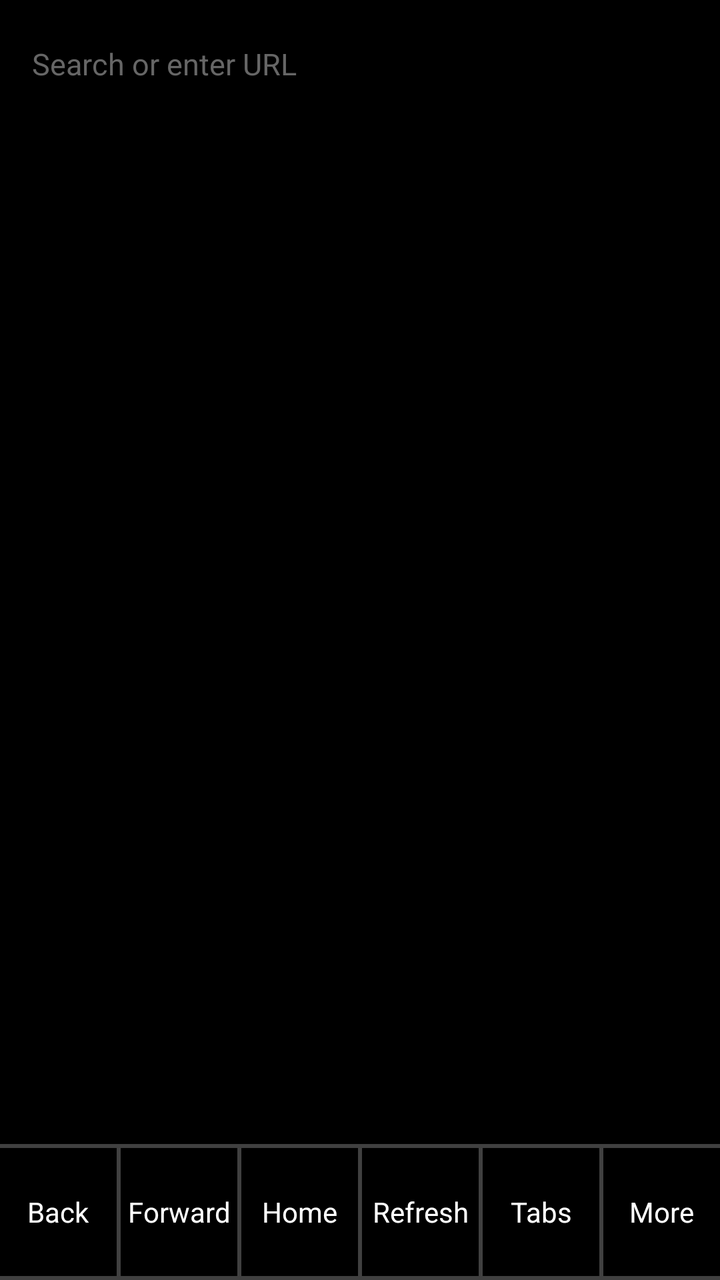
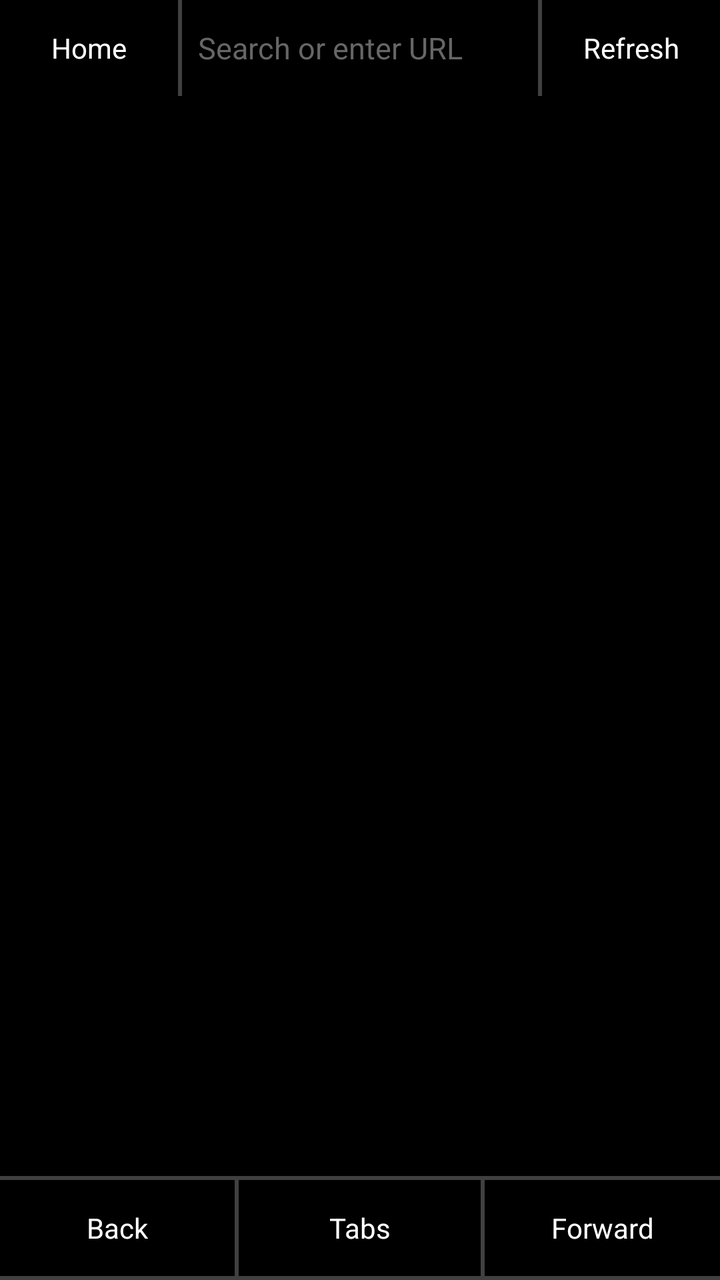

Compare the two renders of this Android layout. The source of the first and the diff that turns it into the second are given below.
<!-- AndroidManifest.xml: application theme Theme.ITNSecureBrowser -->
<!-- res/layout/activity_main.xml -->
<?xml version="1.0" encoding="utf-8"?>
<LinearLayout xmlns:android="http://schemas.android.com/apk/res/android"
    android:layout_width="match_parent"
    android:layout_height="match_parent"
    android:orientation="vertical"
    android:background="@color/bg">

    <EditText
        android:id="@+id/urlBar"
        android:layout_width="match_parent"
        android:layout_height="@dimen/row_height"
        android:background="@android:color/transparent"
        android:hint="@string/hint_search"
        android:textColorHint="@color/text_hint"
        android:textColor="@color/text_primary"
        android:textSize="15sp"
        android:singleLine="true"
        android:imeOptions="actionGo"
        android:inputType="textUri"
        android:paddingHorizontal="@dimen/padding" />

    <ProgressBar
        android:id="@+id/progressBar"
        style="?android:attr/progressBarStyleHorizontal"
        android:layout_width="match_parent"
        android:layout_height="@dimen/divider"
        android:max="100"
        android:visibility="gone" />

    <FrameLayout
        android:id="@+id/webViewContainer"
        android:layout_width="match_parent"
        android:layout_height="0dp"
        android:layout_weight="1" />

    <View
        android:layout_width="match_parent"
        android:layout_height="@dimen/divider"
        android:background="@drawable/divider_horizontal" />

    <LinearLayout
        android:layout_width="match_parent"
        android:layout_height="@dimen/row_height"
        android:orientation="horizontal"
        android:gravity="center">

        <TextView
            android:id="@+id/btnBack"
            android:layout_width="0dp"
            android:layout_height="match_parent"
            android:layout_weight="1"
            android:gravity="center"
            android:text="Back"
            android:textColor="@color/text_primary"
            android:textSize="14sp"
            android:background="?android:attr/selectableItemBackground" />

        <View
            android:layout_width="@dimen/divider"
            android:layout_height="match_parent"
            android:background="@drawable/divider_vertical" />

        <TextView
            android:id="@+id/btnForward"
            android:layout_width="0dp"
            android:layout_height="match_parent"
            android:layout_weight="1"
            android:gravity="center"
            android:text="Forward"
            android:textColor="@color/text_primary"
            android:textSize="14sp"
            android:background="?android:attr/selectableItemBackground" />

        <View
            android:layout_width="@dimen/divider"
            android:layout_height="match_parent"
            android:background="@drawable/divider_vertical" />

        <TextView
            android:id="@+id/btnHome"
            android:layout_width="0dp"
            android:layout_height="match_parent"
            android:layout_weight="1"
            android:gravity="center"
            android:text="Home"
            android:textColor="@color/text_primary"
            android:textSize="14sp"
            android:background="?android:attr/selectableItemBackground" />

        <View
            android:layout_width="@dimen/divider"
            android:layout_height="match_parent"
            android:background="@drawable/divider_vertical" />

        <TextView
            android:id="@+id/btnRefreshStop"
            android:layout_width="0dp"
            android:layout_height="match_parent"
            android:layout_weight="1"
            android:gravity="center"
            android:text="Refresh"
            android:textColor="@color/text_primary"
            android:textSize="14sp"
            android:background="?android:attr/selectableItemBackground" />

        <View
            android:layout_width="@dimen/divider"
            android:layout_height="match_parent"
            android:background="@drawable/divider_vertical" />

        <TextView
            android:id="@+id/btnTabs"
            android:layout_width="0dp"
            android:layout_height="match_parent"
            android:layout_weight="1"
            android:gravity="center"
            android:text="Tabs"
            android:textColor="@color/text_primary"
            android:textSize="14sp"
            android:background="?android:attr/selectableItemBackground" />

        <View
            android:layout_width="@dimen/divider"
            android:layout_height="match_parent"
            android:background="@drawable/divider_vertical" />

        <TextView
            android:id="@+id/btnMore"
            android:layout_width="0dp"
            android:layout_height="match_parent"
            android:layout_weight="1"
            android:gravity="center"
            android:text="More"
            android:textColor="@color/text_primary"
            android:textSize="14sp"
            android:background="?android:attr/selectableItemBackground" />
    </LinearLayout>

    <View
        android:layout_width="match_parent"
        android:layout_height="@dimen/divider"
        android:background="@drawable/divider_horizontal" />
</LinearLayout>
<!-- resources referenced by this layout -->
<resources>
  <color name="bg">@android:color/black</color>
  <color name="text_hint">#FF666666</color>
  <color name="text_primary">@android:color/white</color>
  <dimen name="divider">2dp</dimen>
  <dimen name="padding">16dp</dimen>
  <dimen name="row_height">64dp</dimen>
  <!-- drawable divider_horizontal (drawable) -->
  <?xml version="1.0" encoding="utf-8"?>
  <shape xmlns:android="http://schemas.android.com/apk/res/android"
      android:shape="rectangle">
      <solid android:color="@color/divider" />
      <size android:height="@dimen/divider" />
  </shape>
  <!-- drawable divider_vertical (drawable) -->
  <?xml version="1.0" encoding="utf-8"?>
  <shape xmlns:android="http://schemas.android.com/apk/res/android"
      android:shape="rectangle">
      <solid android:color="@color/divider" />
      <size android:width="@dimen/divider" />
  </shape>
  <string name="hint_search">Search or enter URL</string>
  <style name="Theme.ITNSecureBrowser" parent="android:Theme.Material.NoActionBar">
          <item name="android:windowNoTitle">true</item>
          <item name="android:windowFullscreen">false</item>
          <item name="android:statusBarColor">@android:color/transparent</item>
          <item name="android:navigationBarColor">@android:color/transparent</item>
      </style>
  <color name="divider">#80808080</color>
</resources>

<!-- the commit's change to res/layout/activity_main.xml (unified diff, before → after) -->
@@ -5,19 +5,62 @@
     android:orientation="vertical"
     android:background="@color/bg">
 
-    <EditText
-        android:id="@+id/urlBar"
+    <LinearLayout
         android:layout_width="match_parent"
         android:layout_height="@dimen/row_height"
-        android:background="@android:color/transparent"
-        android:hint="@string/hint_search"
-        android:textColorHint="@color/text_hint"
-        android:textColor="@color/text_primary"
-        android:textSize="15sp"
-        android:singleLine="true"
-        android:imeOptions="actionGo"
-        android:inputType="textUri"
-        android:paddingHorizontal="@dimen/padding" />
+        android:orientation="horizontal"
+        android:weightSum="100"
+        android:gravity="center">
+
+        <TextView
+            android:id="@+id/btnHome"
+            android:layout_width="0dp"
+            android:layout_height="match_parent"
+            android:layout_weight="25"
+            android:gravity="center"
+            android:padding="@dimen/element_padding"
+            android:text="Home"
+            android:textColor="@color/text_primary"
+            android:textSize="14sp"
+            android:background="?android:attr/selectableItemBackground" />
+
+        <View
+            android:layout_width="@dimen/divider"
+            android:layout_height="match_parent"
+            android:background="@drawable/divider_vertical" />
+
+        <EditText
+            android:id="@+id/urlBar"
+            android:layout_width="0dp"
+            android:layout_height="match_parent"
+            android:layout_weight="50"
+            android:background="@android:color/transparent"
+            android:hint="@string/hint_search"
+            android:textColorHint="@color/text_hint"
+            android:textColor="@color/text_primary"
+            android:textSize="15sp"
+            android:singleLine="true"
+            android:imeOptions="actionGo"
+            android:inputType="textUri"
+            android:padding="@dimen/element_padding" />
+
+        <View
+            android:layout_width="@dimen/divider"
+            android:layout_height="match_parent"
+            android:background="@drawable/divider_vertical" />
+
+        <TextView
+            android:id="@+id/btnRefreshStop"
+            android:layout_width="0dp"
+            android:layout_height="match_parent"
+            android:layout_weight="25"
+            android:gravity="center"
+            android:padding="@dimen/element_padding"
+            android:text="Refresh"
+            android:textColor="@color/text_primary"
+            android:textSize="14sp"
+            android:background="?android:attr/selectableItemBackground" />
+    </LinearLayout>
 
     <ProgressBar
         android:id="@+id/progressBar"
@@ -42,15 +85,34 @@
         android:layout_width="match_parent"
         android:layout_height="@dimen/row_height"
         android:orientation="horizontal"
+        android:weightSum="100"
         android:gravity="center">
 
         <TextView
             android:id="@+id/btnBack"
             android:layout_width="0dp"
             android:layout_height="match_parent"
-            android:layout_weight="1"
+            android:layout_weight="33"
             android:gravity="center"
+            android:padding="@dimen/element_padding"
             android:text="Back"
+            android:textColor="@color/text_primary"
+            android:textSize="14sp"
+            android:background="?android:attr/selectableItemBackground" />
+
+        <View
+            android:layout_width="@dimen/divider"
+            android:layout_height="match_parent"
+            android:background="@drawable/divider_vertical" />
+
+        <TextView
+            android:id="@+id/btnTabs"
+            android:layout_width="0dp"
+            android:layout_height="match_parent"
+            android:layout_weight="34"
+            android:gravity="center"
+            android:padding="@dimen/element_padding"
+            android:text="Tabs"
             android:textColor="@color/text_primary"
             android:textSize="14sp"
             android:background="?android:attr/selectableItemBackground" />
@@ -64,73 +126,10 @@
             android:id="@+id/btnForward"
             android:layout_width="0dp"
             android:layout_height="match_parent"
-            android:layout_weight="1"
+            android:layout_weight="33"
             android:gravity="center"
+            android:padding="@dimen/element_padding"
             android:text="Forward"
-            android:textColor="@color/text_primary"
-            android:textSize="14sp"
-            android:background="?android:attr/selectableItemBackground" />
-
-        <View
-            android:layout_width="@dimen/divider"
-            android:layout_height="match_parent"
-            android:background="@drawable/divider_vertical" />
-
-        <TextView
-            android:id="@+id/btnHome"
-            android:layout_width="0dp"
-            android:layout_height="match_parent"
-            android:layout_weight="1"
-            android:gravity="center"
-            android:text="Home"
-            android:textColor="@color/text_primary"
-            android:textSize="14sp"
-            android:background="?android:attr/selectableItemBackground" />
-
-        <View
-            android:layout_width="@dimen/divider"
-            android:layout_height="match_parent"
-            android:background="@drawable/divider_vertical" />
-
-        <TextView
-            android:id="@+id/btnRefreshStop"
-            android:layout_width="0dp"
-            android:layout_height="match_parent"
-            android:layout_weight="1"
-            android:gravity="center"
-            android:text="Refresh"
-            android:textColor="@color/text_primary"
-            android:textSize="14sp"
-            android:background="?android:attr/selectableItemBackground" />
-
-        <View
-            android:layout_width="@dimen/divider"
-            android:layout_height="match_parent"
-            android:background="@drawable/divider_vertical" />
-
-        <TextView
-            android:id="@+id/btnTabs"
-            android:layout_width="0dp"
-            android:layout_height="match_parent"
-            android:layout_weight="1"
-            android:gravity="center"
-            android:text="Tabs"
-            android:textColor="@color/text_primary"
-            android:textSize="14sp"
-            android:background="?android:attr/selectableItemBackground" />
-
-        <View
-            android:layout_width="@dimen/divider"
-            android:layout_height="match_parent"
-            android:background="@drawable/divider_vertical" />
-
-        <TextView
-            android:id="@+id/btnMore"
-            android:layout_width="0dp"
-            android:layout_height="match_parent"
-            android:layout_weight="1"
-            android:gravity="center"
-            android:text="More"
             android:textColor="@color/text_primary"
             android:textSize="14sp"
             android:background="?android:attr/selectableItemBackground" />
<!-- resource entries referenced after the edit -->
@@ -4,8 +4,8 @@
   <color name="text_hint">#FF666666</color>
   <color name="text_primary">@android:color/white</color>
   <dimen name="divider">2dp</dimen>
-  <dimen name="padding">16dp</dimen>
-  <dimen name="row_height">64dp</dimen>
+  <dimen name="element_padding">8dp</dimen>
+  <dimen name="row_height">48dp</dimen>
   <!-- drawable divider_horizontal (drawable) -->
   <?xml version="1.0" encoding="utf-8"?>
   <shape xmlns:android="http://schemas.android.com/apk/res/android"
